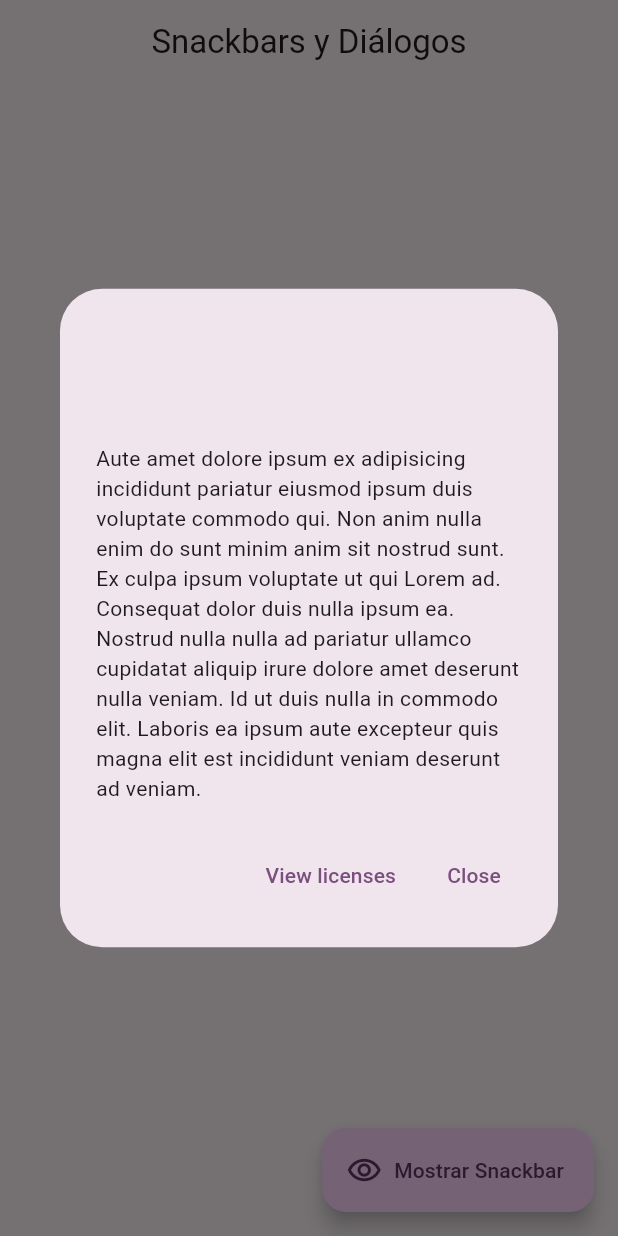
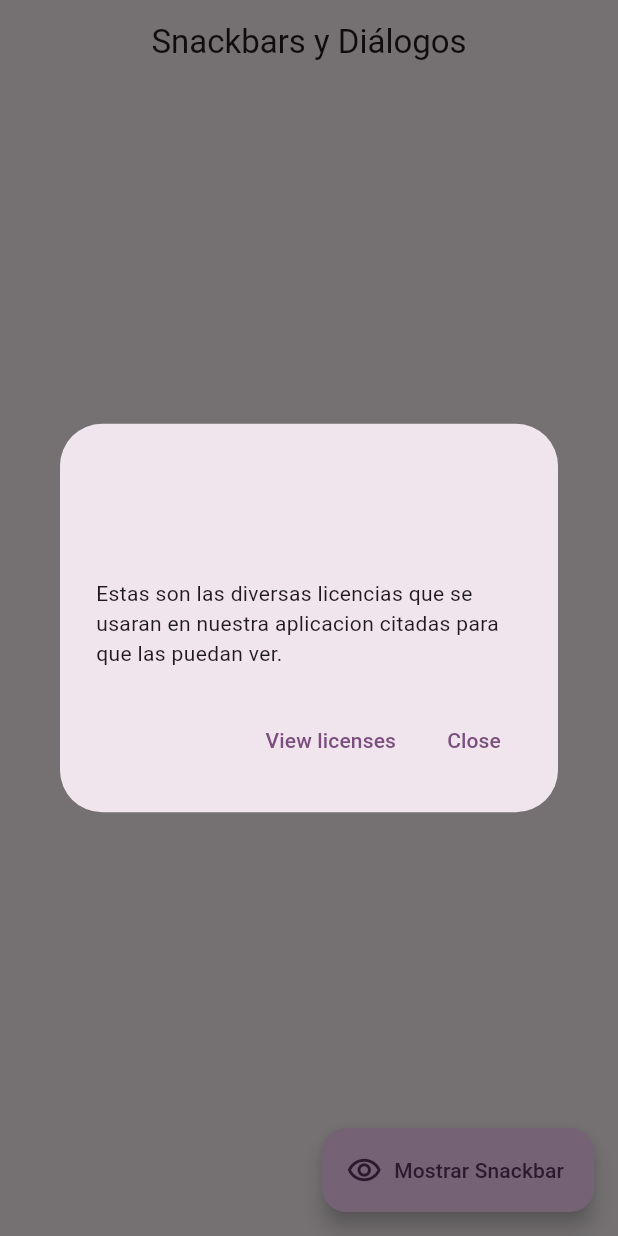
Before and after one commit to Zetah07/FlutterTechnical, a Flutter app: the SnackbarScreen screen opened by its route, after a tap on "Licencias usadas", on a phone screen of 412 x 824 dp. Run offline on Flutter 3.47's test engine with Material 2 defaults, Android fonts, the phone set to English and light mode, and no system bars; our stand-ins replace animate_do, go_router, video_player.

Commit message:
snackbar complete

```diff
--- a/widgets_app/lib/presentation/screens/snackbar/snackbar_screen.dart
+++ b/widgets_app/lib/presentation/screens/snackbar/snackbar_screen.dart
@@ -58,7 +58,7 @@ class SnackbarScreen extends StatelessWidget {
                 showAboutDialog(
                   context: context,
                   children: [
-                    const Text('Aute amet dolore ipsum ex adipisicing incididunt pariatur eiusmod ipsum duis voluptate commodo qui. Non anim nulla enim do sunt minim anim sit nostrud sunt. Ex culpa ipsum voluptate ut qui Lorem ad. Consequat dolor duis nulla ipsum ea. Nostrud nulla nulla ad pariatur ullamco cupidatat aliquip irure dolore amet deserunt nulla veniam. Id ut duis nulla in commodo elit. Laboris ea ipsum aute excepteur quis magna elit est incididunt veniam deserunt ad veniam.')
+                    const Text('Estas son las diversas licencias que se usaran en nuestra aplicacion citadas para que las puedan ver.')
                   ]
                 );
               }, child: const Text('Licencias usadas')),
```
